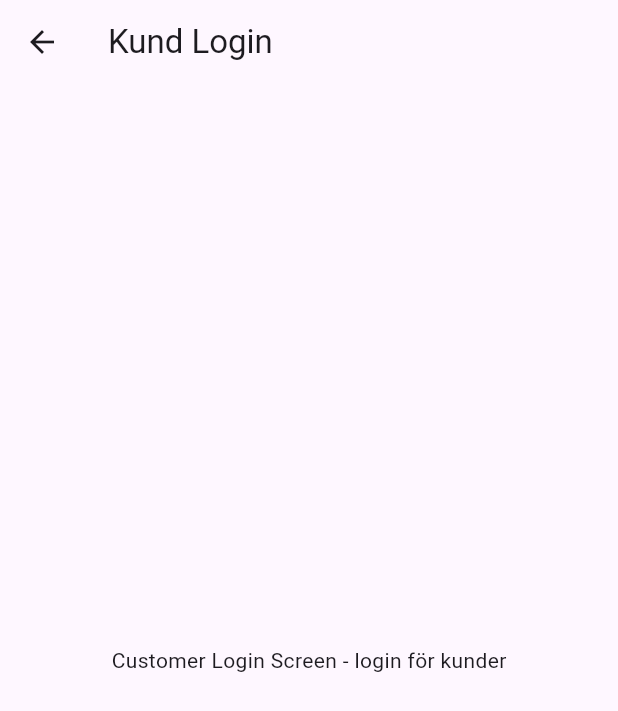
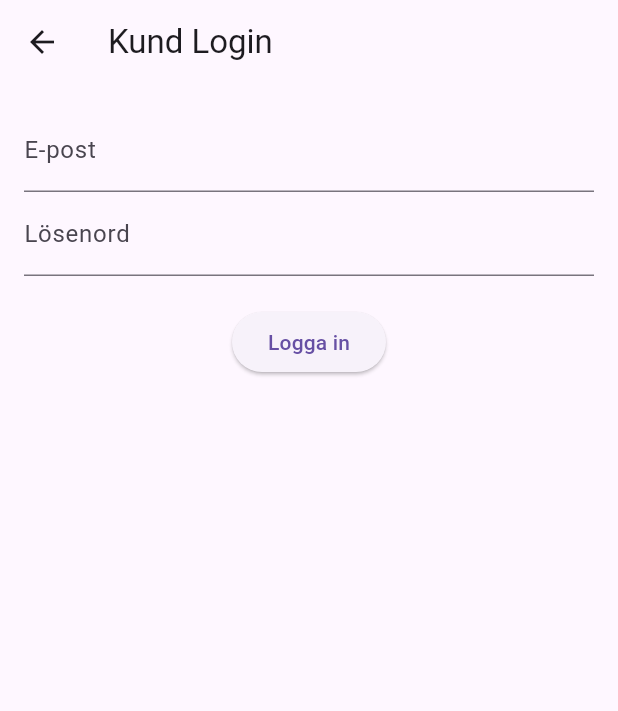
Before and after one commit to Nweder/svinnsmart-app, a Flutter app: the CustomerLoginScreen screen opened directly, on a phone screen of 412 x 824 dp. Shown: the top 711 px of the screen. Run offline on Flutter 3.47's test engine with Material 3 defaults, Android fonts, the phone set to English and light mode, and no system bars; our stand-ins replace firebase_auth, go_router; accounts and stored records are empty.

Commit message:
Kund-login via Firebase

```diff
--- a/lib/presentation/screens/customer_login_screen.dart
+++ b/lib/presentation/screens/customer_login_screen.dart
@@ -1,14 +1,55 @@
 import 'package:flutter/material.dart';
+import 'package:firebase_auth/firebase_auth.dart';
 
-class CustomerLoginScreen extends StatelessWidget {
+class CustomerLoginScreen extends StatefulWidget {
   const CustomerLoginScreen({super.key});
+
+  @override
+  State<CustomerLoginScreen> createState() => _CustomerLoginScreenState();
+}
+
+class _CustomerLoginScreenState extends State<CustomerLoginScreen> {
+  final FirebaseAuth _auth = FirebaseAuth.instance;
+  final TextEditingController _emailController = TextEditingController();
+  final TextEditingController _passwordController = TextEditingController();
+
+  Future<void> login() async {
+    try {
+      await _auth.signInWithEmailAndPassword(
+          email: _emailController.text.trim(),
+          password: _passwordController.text.trim());
+      ScaffoldMessenger.of(context).showSnackBar(
+          const SnackBar(content: Text('Inloggad!')));
+    } catch (e) {
+      ScaffoldMessenger.of(context).showSnackBar(
+          SnackBar(content: Text('Fel: ${e.toString()}')));
+    }
+  }
 
   @override
   Widget build(BuildContext context) {
     return Scaffold(
       appBar: AppBar(title: const Text('Kund Login')),
-      body: const Center(
-        child: Text('Customer Login Screen - login för kunder'),
+      body: Padding(
+        padding: const EdgeInsets.all(16),
+        child: Column(
+          children: [
+            TextField(
+              controller: _emailController,
+              decoration: const InputDecoration(labelText: 'E-post'),
+            ),
+            TextField(
+              controller: _passwordController,
+              decoration: const InputDecoration(labelText: 'Lösenord'),
+              obscureText: true,
+            ),
+            const SizedBox(height: 20),
+            ElevatedButton(
+              onPressed: login,
+              child: const Text('Logga in'),
+            ),
+          ],
+        ),
       ),
     );
   }
--- a/pubspec.yaml
+++ b/pubspec.yaml
@@ -28,9 +28,11 @@ environment:
 # the latest version available on pub.dev. To see which dependencies have newer
 # versions available, run `flutter pub outdated`.
 dependencies:
-  go_router: ^13.0.0
   flutter:
     sdk: flutter
+  firebase_core: ^2.30.0
+  firebase_auth: ^4.19.0
+  go_router: ^13.0.0
 
   # The following adds the Cupertino Icons font to your application.
   # Use with the CupertinoIcons class for iOS style icons.
```
Also changed, not shown: pubspec.lock, 3 other files.
